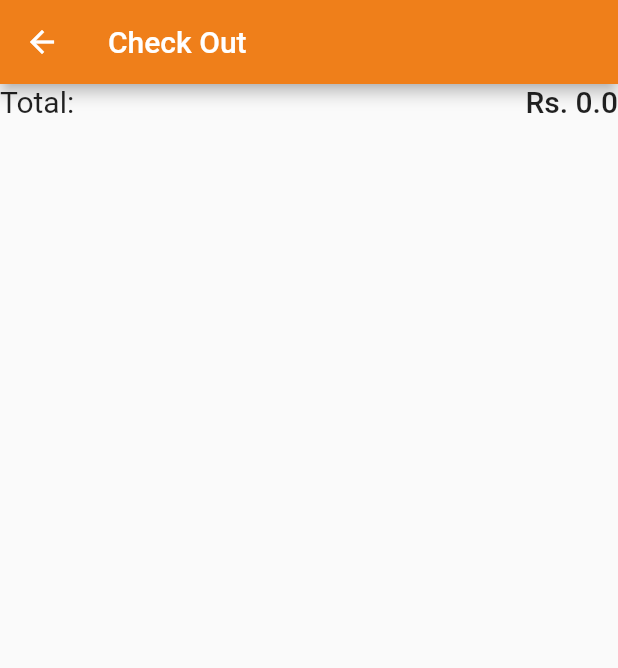
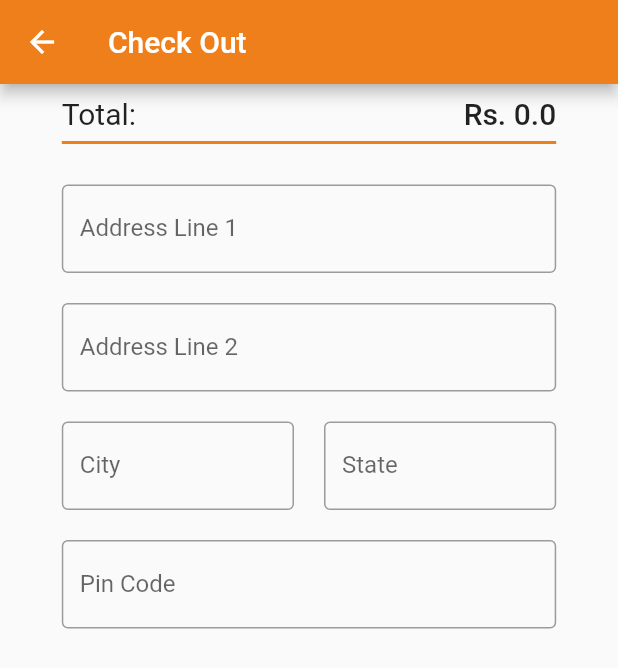
Before and after one commit to dev-espalearn/my_learn_gadgets_web, a Flutter app: the CheckOutScreen screen opened directly, on a phone screen of 412 x 824 dp. Shown: the top 668 px of the screen. Run offline on Flutter 3.47's test engine with Material 2 defaults, Android fonts, the phone set to English and light mode, and no system bars; our stand-ins replace auto_size_text, carousel_slider, cloud_firestore, firebase_auth, firebase_core, firebase_storage and 4 more; accounts and stored records are empty; network calls fail; Roboto replaces fonts that are missing (Digitalt-04no.ttf).

Commit message:
Address fields added to checkout screen

```diff
--- a/lib/core/app_string.dart
+++ b/lib/core/app_string.dart
@@ -26,4 +26,8 @@ class AppString {
   static String newsletter = "newsLetter";
 
   static String reviews = "Reviews";
+
+  static String addresses = "Addresses";
+
+  static String address = "address";
 }
--- /dev/null
+++ b/lib/features/checkout/get_controllers/check_out_get_controller.dart
@@ -0,0 +1,12 @@
+import 'package:flutter/material.dart';
+import 'package:get/get.dart';
+
+class CheckOutGetController extends GetxController{
+  TextEditingController addressLine1Controller = TextEditingController();
+  TextEditingController addressLine2Controller = TextEditingController();
+  TextEditingController cityController = TextEditingController();
+  TextEditingController stateController = TextEditingController();
+  TextEditingController pinCodeController = TextEditingController();
+
+  GlobalKey<FormState> formKey = GlobalKey<FormState>();
+}
--- a/lib/features/checkout/ui/check_out_screen.dart
+++ b/lib/features/checkout/ui/check_out_screen.dart
@@ -5,15 +5,19 @@ import 'package:firebase_auth/firebase_auth.dart';
 import 'package:flutter/material.dart';
 import 'package:flutter_neumorphic/flutter_neumorphic.dart';
 import 'package:get/get.dart';
+import 'package:my_learn_gadgets_web/core/app_colors.dart';
 
 import '../../../core/app_string.dart';
 import '../../../models/cart_item.dart';
 import '../../shopping_cart/get_controllers/shopping_cart_get_controller.dart';
+import '../get_controllers/check_out_get_controller.dart';
 
 class CheckOutScreen extends StatelessWidget {
   CheckOutScreen({Key? key}) : super(key: key);
   ShoppingCartGetController getController =
   Get.put(ShoppingCartGetController());
+
+  CheckOutGetController checkOutGetController = Get.put(CheckOutGetController());
 
   @override
   Widget build(BuildContext context) {
@@ -21,10 +25,13 @@ class CheckOutScreen extends StatelessWidget {
         appBar: AppBar(
           title: const Text('Check Out'),
         ),
-        body: Column(
+        body: Padding(
+          padding:
+          EdgeInsets.symmetric(horizontal: Get.width * 0.1, vertical: 8),
+          child: SingleChildScrollView(
+            child: Column(
               children: [
-            Row(
-                mainAxisAlignment: MainAxisAlignment.spaceBetween,
+                Row(mainAxisAlignment: MainAxisAlignment.spaceBetween,
                     children: [
                       Text("Total:", style: TextStyle(fontSize: 20)),
                       StreamBuilder<QuerySnapshot>(
@@ -36,12 +43,16 @@ class CheckOutScreen extends StatelessWidget {
                           builder: (context, snapshot) {
                             if (snapshot.hasData) {
                               List<CartItem> products = snapshot.data!.docs
-                              .map((e) => CartItem.fromJson(
+                                  .map((e) =>
+                                  CartItem.fromJson(
                                       jsonDecode(jsonEncode(e.data()))))
                                   .toList();
                               return Text(
                                   products.isNotEmpty
-                                  ? "Rs. ${products.map((e) => e.product.discountedPrice * e.quantity).reduce((value, element) => value + element)}"
+                                      ? "Rs. ${products.map((e) =>
+                                  e.product.discountedPrice * e.quantity)
+                                      .reduce((value, element) =>
+                                  value + element)}"
                                       : "Rs. 0.0",
                                   style: TextStyle(
                                       fontSize: 20,
@@ -52,7 +63,76 @@ class CheckOutScreen extends StatelessWidget {
                             );
                           }),
                     ]),
+                Divider(
+                  thickness: 2,
+                  color: AppColors.primaryColor,
+                ),
+                SizedBox(height: 20),
+/*TextEditingController addressLine1Controller = TextEditingController();
+  TextEditingController addressLine2Controller = TextEditingController();
+  TextEditingController cityController = TextEditingController();
+  TextEditingController stateController = TextEditingController();
+  TextEditingController pinCodeController = TextEditingController();*/
+              TextFormField(
+                controller: checkOutGetController.addressLine1Controller,
+                decoration: InputDecoration(
+                  labelText: "Address Line 1",
+                  border: OutlineInputBorder(
+                    borderRadius: BorderRadius.circular(4),
+                  ),
+                ),
+              ),
+              SizedBox(height: 20),
+              TextFormField(
+                controller: checkOutGetController.addressLine2Controller,
+                decoration: InputDecoration(
+                  labelText: "Address Line 2",
+                  border: OutlineInputBorder(
+                    borderRadius: BorderRadius.circular(4),
+                  ),
+                ),
+              ),
+              SizedBox(height: 20),
+                Row(
+                  children: [
+                    Expanded(
+                      child: TextFormField(
+                        controller: checkOutGetController.cityController,
+                        decoration: InputDecoration(
+                          labelText: "City",
+                          border: OutlineInputBorder(
+                            borderRadius: BorderRadius.circular(4),
+                          ),
+                        ),
+                      ),
+                    ),
+                    SizedBox(width: 20),
+                    Expanded(
+                      child: TextFormField(
+                        controller: checkOutGetController.stateController,
+                        decoration: InputDecoration(
+                          labelText: "State",
+                          border: OutlineInputBorder(
+                            borderRadius: BorderRadius.circular(4),
+                          ),
+                        ),
+                      ),
+                    ),
                   ],
+                ),
+                SizedBox(height: 20),
+                TextFormField(
+                  controller: checkOutGetController.pinCodeController,
+                  decoration: InputDecoration(
+                    labelText: "Pin Code",
+                    border: OutlineInputBorder(
+                      borderRadius: BorderRadius.circular(4),
+                    ),
+                  ),
+                ),
+              ],
+            ),
+          ),
         ));
   }
 }
--- a/lib/features/shopping_cart/ui/shopping_cart_screen.dart
+++ b/lib/features/shopping_cart/ui/shopping_cart_screen.dart
@@ -7,6 +7,7 @@ import 'package:flutter_neumorphic/flutter_neumorphic.dart';
 import 'package:get/get.dart';
 import 'package:my_learn_gadgets_web/core/app_colors.dart';
 import 'package:my_learn_gadgets_web/core/app_string.dart';
+import 'package:my_learn_gadgets_web/features/checkout/ui/check_out_screen.dart';
 
 import '../../../models/cart_item.dart';
 import '../get_controllers/shopping_cart_get_controller.dart';
@@ -226,7 +227,9 @@ class ShoppingCartScreen extends StatelessWidget {
               Padding(
                 padding: const EdgeInsets.all(8.0),
                 child: NeumorphicButton(
-                  onPressed: () {},
+                  onPressed: () {
+                    Get.to(() => CheckOutScreen());
+                  },
                   style: const NeumorphicStyle(
                     shape: NeumorphicShape.flat,
                     color: Colors.white,
@@ -243,7 +246,8 @@ class ShoppingCartScreen extends StatelessWidget {
                   ),
                 ),
               ),
-            ],),
+            ],
+          ),
         ),
       ),
     );
```
Also changed, not shown: 1 other file. Lines whose indentation alone changed are shown as unchanged.
